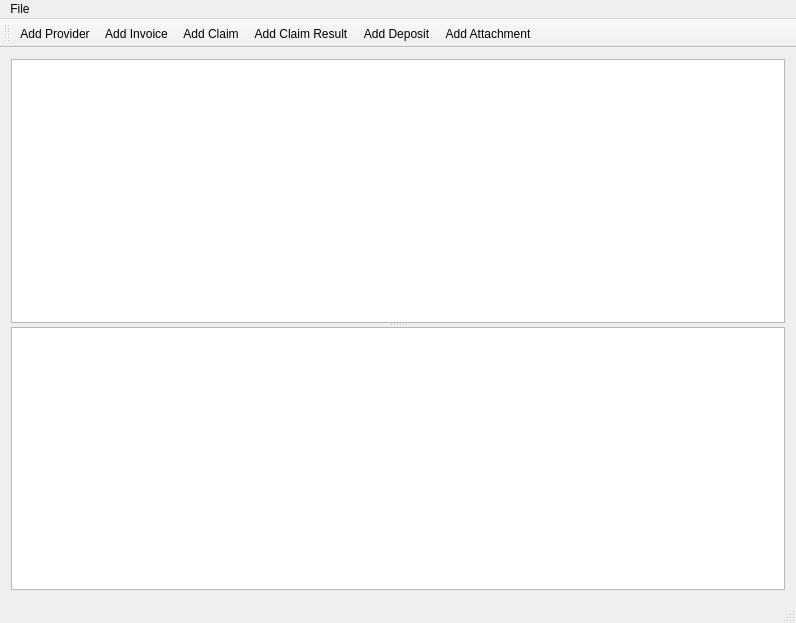
Old version of the form MainWindow.ui in the repository congchenutd/Claims.
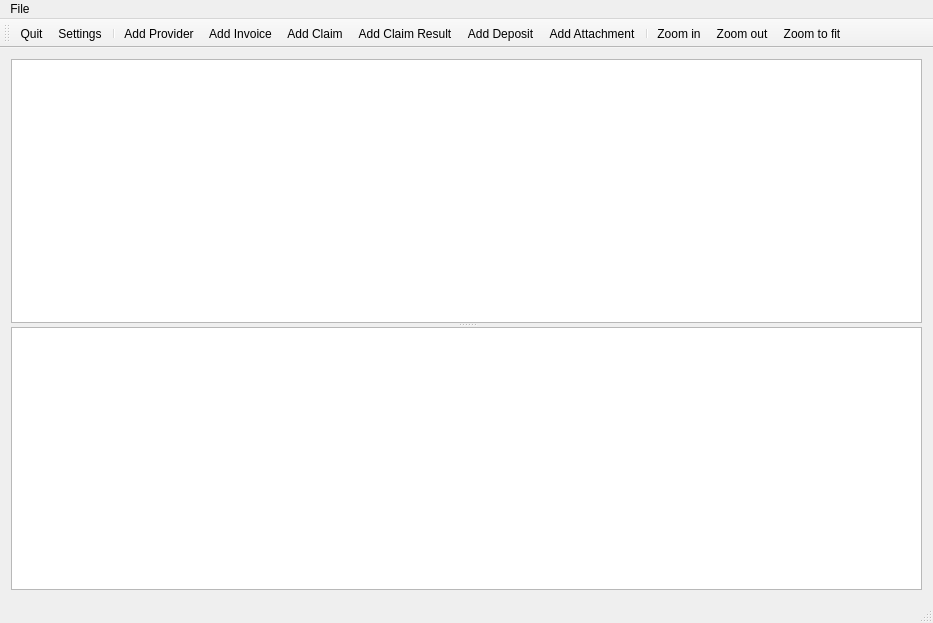
New version of the form. Icons and pictures are not drawn. Custom widgets are drawn as their Qt base class.

```diff
--- a/MainWindow.ui
+++ b/MainWindow.ui
@@ -6,7 +6,7 @@
    <rect>
     <x>0</x>
     <y>0</y>
-    <width>796</width>
+    <width>933</width>
     <height>623</height>
    </rect>
   </property>
@@ -35,7 +35,7 @@
     <rect>
      <x>0</x>
      <y>0</y>
-     <width>796</width>
+     <width>933</width>
      <height>22</height>
     </rect>
    </property>
@@ -51,8 +51,8 @@
   <widget class="QToolBar" name="mainToolBar">
    <property name="iconSize">
     <size>
-     <width>64</width>
-     <height>48</height>
+     <width>48</width>
+     <height>32</height>
     </size>
    </property>
    <property name="toolButtonStyle">
@@ -64,12 +64,19 @@
    <attribute name="toolBarBreak">
     <bool>false</bool>
    </attribute>
+   <addaction name="actionQuit"/>
+   <addaction name="actionSettings"/>
+   <addaction name="separator"/>
    <addaction name="actionAddProvider"/>
    <addaction name="actionAddInvoice"/>
    <addaction name="actionAddClaim"/>
    <addaction name="actionAddClaimResult"/>
    <addaction name="actionAddDeposit"/>
    <addaction name="actionAddAttachment"/>
+   <addaction name="separator"/>
+   <addaction name="actionZoomIn"/>
+   <addaction name="actionZoomOut"/>
+   <addaction name="actionZoomToFit"/>
   </widget>
   <widget class="QStatusBar" name="statusBar"/>
   <action name="actionSettings">
@@ -144,8 +151,45 @@
     <string>Add Attachment</string>
    </property>
   </action>
+  <action name="actionZoomToFit">
+   <property name="icon">
+    <iconset resource="Resources.qrc">
+     <normaloff>:/Images/Crop.png</normaloff>:/Images/Crop.png</iconset>
+   </property>
+   <property name="text">
+    <string>Zoom to fit</string>
+   </property>
+   <property name="toolTip">
+    <string>Zoom to fit</string>
+   </property>
+  </action>
+  <action name="actionZoomIn">
+   <property name="icon">
+    <iconset resource="Resources.qrc">
+     <normaloff>:/Images/zoomin.png</normaloff>:/Images/zoomin.png</iconset>
+   </property>
+   <property name="text">
+    <string>Zoom in</string>
+   </property>
+  </action>
+  <action name="actionZoomOut">
+   <property name="icon">
+    <iconset resource="Resources.qrc">
+     <normaloff>:/Images/zoomout.png</normaloff>:/Images/zoomout.png</iconset>
+   </property>
+   <property name="text">
+    <string>Zoom out</string>
+   </property>
+  </action>
  </widget>
  <layoutdefault spacing="6" margin="11"/>
+ <customwidgets>
+  <customwidget>
+   <class>GraphicsView</class>
+   <extends>QGraphicsView</extends>
+   <header>GraphicsView.h</header>
+  </customwidget>
+ </customwidgets>
  <resources>
   <include location="Resources.qrc"/>
  </resources>
```
Left out of the diff: 2 changed lines with no effect on the pictures.
